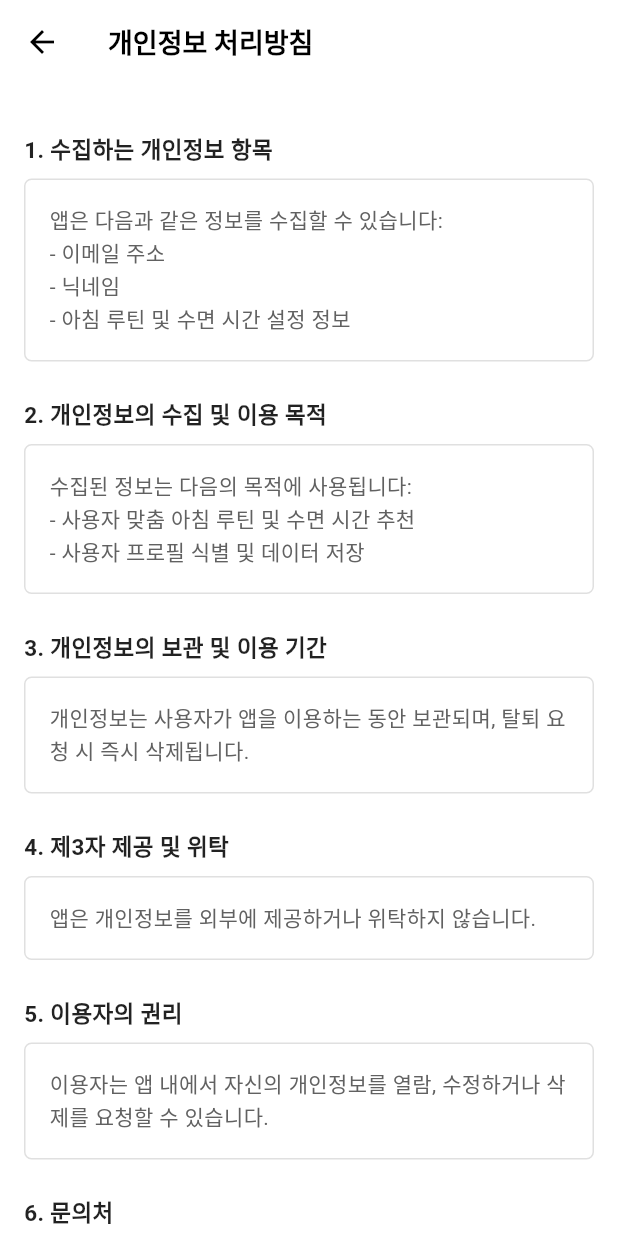
After one commit to Yeonju02/flutter_project, a Flutter app: the PrivacyPolicyPage screen opened directly, on a phone screen of 412 x 824 dp. The commit adds this screen. Run offline on Flutter 3.47's test engine with Material 3 defaults, Android fonts, the phone set to English and light mode, and no system bars; our stand-ins replace cloud_firestore, firebase_auth, firebase_core, firebase_storage, flutter_linkify, flutter_rating_bar and 7 more; missing offline and left inert: dart:ffi, portone_flutter; accounts and stored records are empty.

Commit message:
2025.06.16 마이페이지

```diff
--- /dev/null
+++ b/lib/mypage/privacy_policy_page.dart
@@ -0,0 +1,105 @@
+import 'package:flutter/material.dart';
+
+class PrivacyPolicyPage extends StatelessWidget {
+  const PrivacyPolicyPage({super.key});
+
+  // 제목은 카드 바깥, 내용만 카드 안에 넣기
+  Widget _buildPolicySection(String title, String content) {
+    return Padding(
+      padding: const EdgeInsets.symmetric(vertical: 12),
+      child: Column(
+        crossAxisAlignment: CrossAxisAlignment.start,
+        children: [
+          Text(
+            title,
+            style: const TextStyle(
+              fontSize: 15,
+              fontWeight: FontWeight.bold,
+              color: Colors.black87,
+            ),
+          ),
+          const SizedBox(height: 8),
+          Container(
+            width: double.infinity,
+            padding: const EdgeInsets.all(16),
+            decoration: BoxDecoration(
+              color: Colors.white,
+              border: Border.all(color: Colors.grey.shade300),
+              borderRadius: BorderRadius.circular(5),
+            ),
+            child: Text(
+              content,
+              style: TextStyle(
+                fontSize: 14,
+                color: Colors.grey[700],
+                height: 1.5,
+              ),
+              textAlign: TextAlign.left,
+            ),
+          ),
+        ],
+      ),
+    );
+  }
+
+  @override
+  Widget build(BuildContext context) {
+    return Scaffold(
+      backgroundColor: Colors.white,
+      appBar: AppBar(
+        title: const Text(
+          '개인정보 처리방침',
+          style: TextStyle(
+            fontWeight: FontWeight.bold,
+            fontSize: 18,
+            color: Colors.black,
+          ),
+        ),
+        backgroundColor: Colors.white,
+        elevation: 1,
+        surfaceTintColor: Colors.transparent,
+        iconTheme: const IconThemeData(color: Colors.black),
+        centerTitle: false,
+      ),
+      body: SingleChildScrollView(
+        padding: const EdgeInsets.symmetric(horizontal: 16, vertical: 20),
+        child: Align(
+          alignment: Alignment.topLeft,
+          child: ConstrainedBox(
+            constraints: const BoxConstraints(maxWidth: 600),
+            child: Column(
+              crossAxisAlignment: CrossAxisAlignment.start,
+              children: [
+                _buildPolicySection(
+                  '1. 수집하는 개인정보 항목',
+                  '앱은 다음과 같은 정보를 수집할 수 있습니다:\n- 이메일 주소\n- 닉네임\n- 아침 루틴 및 수면 시간 설정 정보',
+                ),
+                _buildPolicySection(
+                  '2. 개인정보의 수집 및 이용 목적',
+                  '수집된 정보는 다음의 목적에 사용됩니다:\n- 사용자 맞춤 아침 루틴 및 수면 시간 추천\n- 사용자 프로필 식별 및 데이터 저장',
+                ),
+                _buildPolicySection(
+                  '3. 개인정보의 보관 및 이용 기간',
+                  '개인정보는 사용자가 앱을 이용하는 동안 보관되며, 탈퇴 요청 시 즉시 삭제됩니다.',
+                ),
+                _buildPolicySection(
+                  '4. 제3자 제공 및 위탁',
+                  '앱은 개인정보를 외부에 제공하거나 위탁하지 않습니다.',
+                ),
+                _buildPolicySection(
+                  '5. 이용자의 권리',
+                  '이용자는 앱 내에서 자신의 개인정보를 열람, 수정하거나 삭제를 요청할 수 있습니다.',
+                ),
+                _buildPolicySection(
+                  '6. 문의처',
+                  '개인정보 관련 문의사항은 RoutineLog.email@naver.com 으로 연락해 주세요.',
+                ),
+                SizedBox(height: 100,)
+              ],
+            ),
+          ),
+        ),
+      ),
+    );
+  }
+}
```
Also changed, not shown: lib/mypage/delivery_address.dart (+85 -78 lines), lib/mypage/myPage_main.dart (+99 -41 lines).
